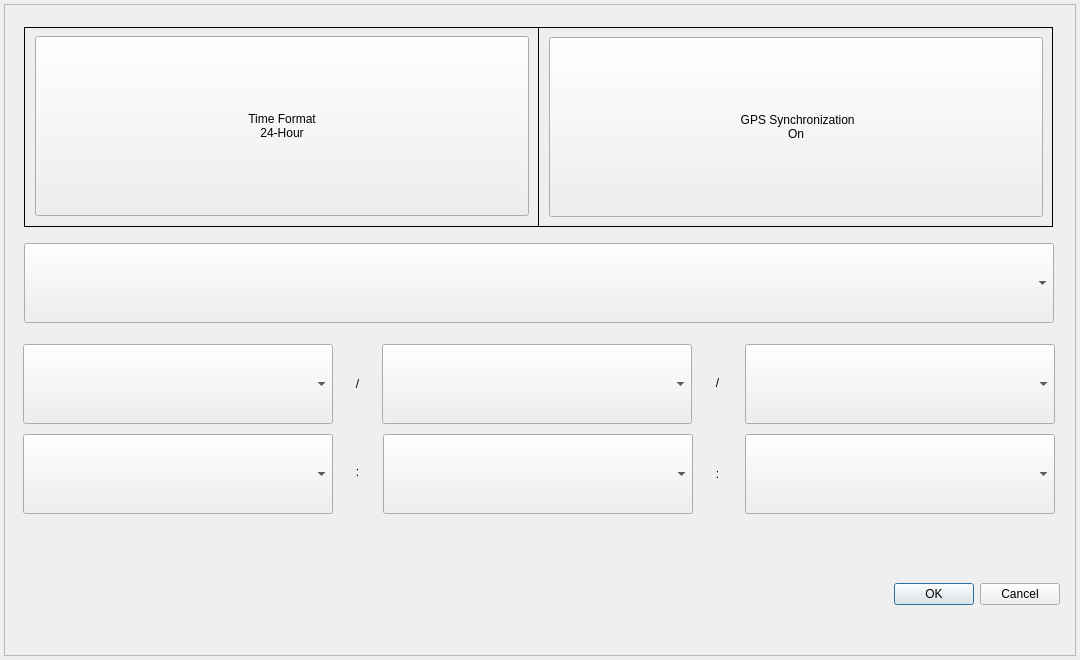
This is gui/mainwidget/src/dvrsetup/system/datetime/setdatetimedialog.ui in yjsin-emastec/neptune as Qt 5 draws it before an edit. The edited form follows.
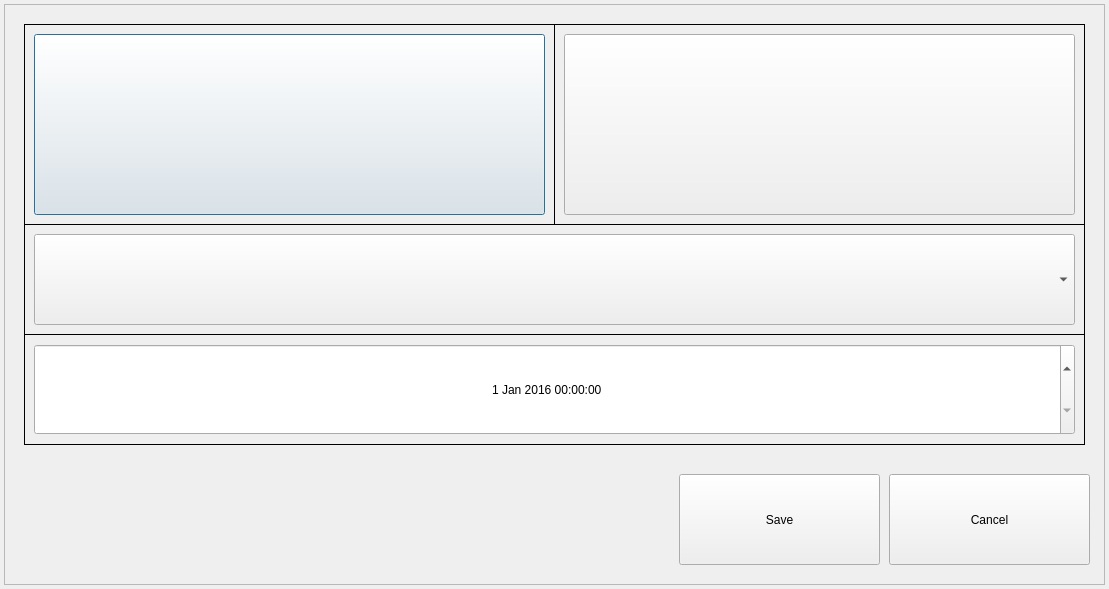
This is the edited form.

Commit message: Modify date/time input method in setDateTimeDialog 원인 - 항목마다 콤보박스를 사용하여 날짜 시간 변경 시 눌러야하는 버튼이 많아 불편 내용 - 날짜/시간 입력 방법을 콤보박스에서 날짜시간편집기로 수정

```diff
--- a/gui/mainwidget/src/dvrsetup/system/datetime/setdatetimedialog.ui
+++ b/gui/mainwidget/src/dvrsetup/system/datetime/setdatetimedialog.ui
@@ -6,14 +6,14 @@
    <rect>
     <x>0</x>
     <y>0</y>
-    <width>1080</width>
-    <height>660</height>
+    <width>1109</width>
+    <height>589</height>
    </rect>
   </property>
   <property name="maximumSize">
    <size>
-    <width>1092</width>
-    <height>902</height>
+    <width>16777215</width>
+    <height>16777215</height>
    </size>
   </property>
   <property name="windowTitle">
@@ -24,8 +24,8 @@
     <rect>
      <x>4</x>
      <y>4</y>
-     <width>1072</width>
-     <height>652</height>
+     <width>1101</width>
+     <height>581</height>
     </rect>
    </property>
    <property name="sizePolicy">
@@ -36,8 +36,8 @@
    </property>
    <property name="minimumSize">
     <size>
-     <width>872</width>
-     <height>652</height>
+     <width>0</width>
+     <height>0</height>
     </size>
    </property>
    <property name="frameShape">
@@ -46,54 +46,13 @@
    <property name="frameShadow">
     <enum>QFrame::Raised</enum>
    </property>
-   <widget class="QDialogButtonBox" name="buttonBox">
-    <property name="geometry">
-     <rect>
-      <x>646</x>
-      <y>540</y>
-      <width>410</width>
-      <height>100</height>
-     </rect>
-    </property>
-    <property name="minimumSize">
-     <size>
-      <width>0</width>
-      <height>32</height>
-     </size>
-    </property>
-    <property name="standardButtons">
-     <set>QDialogButtonBox::Cancel|QDialogButtonBox::Ok</set>
-    </property>
-   </widget>
-   <widget class="QComboBox" name="comboBoxTime_4">
-    <property name="geometry">
-     <rect>
-      <x>19</x>
-      <y>430</y>
-      <width>310</width>
-      <height>80</height>
-     </rect>
-    </property>
-    <property name="minimumSize">
-     <size>
-      <width>310</width>
-      <height>80</height>
-     </size>
-    </property>
-    <property name="maximumSize">
-     <size>
-      <width>310</width>
-      <height>80</height>
-     </size>
-    </property>
-   </widget>
    <widget class="QComboBox" name="comboBoxTimeZone">
     <property name="geometry">
      <rect>
-      <x>20</x>
-      <y>239</y>
-      <width>1030</width>
-      <height>80</height>
+      <x>30</x>
+      <y>230</y>
+      <width>1041</width>
+      <height>91</height>
      </rect>
     </property>
     <property name="sizePolicy">
@@ -104,333 +63,190 @@
     </property>
     <property name="minimumSize">
      <size>
-      <width>110</width>
-      <height>80</height>
+      <width>0</width>
+      <height>0</height>
      </size>
     </property>
     <property name="maximumSize">
      <size>
       <width>16777215</width>
-      <height>80</height>
+      <height>16777215</height>
      </size>
     </property>
-   </widget>
-   <widget class="QComboBox" name="comboBoxTime_1">
-    <property name="geometry">
-     <rect>
-      <x>19</x>
-      <y>340</y>
-      <width>310</width>
-      <height>80</height>
-     </rect>
-    </property>
-    <property name="sizePolicy">
-     <sizepolicy hsizetype="Expanding" vsizetype="Expanding">
-      <horstretch>0</horstretch>
-      <verstretch>0</verstretch>
-     </sizepolicy>
-    </property>
-    <property name="minimumSize">
-     <size>
-      <width>310</width>
-      <height>80</height>
-     </size>
-    </property>
-    <property name="maximumSize">
-     <size>
-      <width>310</width>
-      <height>80</height>
-     </size>
-    </property>
-   </widget>
-   <widget class="QLabel" name="labelTime_1">
-    <property name="geometry">
-     <rect>
-      <x>341</x>
-      <y>340</y>
-      <width>25</width>
-      <height>80</height>
-     </rect>
-    </property>
-    <property name="sizePolicy">
-     <sizepolicy hsizetype="Fixed" vsizetype="Preferred">
-      <horstretch>0</horstretch>
-      <verstretch>0</verstretch>
-     </sizepolicy>
-    </property>
-    <property name="minimumSize">
-     <size>
-      <width>25</width>
-      <height>0</height>
-     </size>
-    </property>
-    <property name="maximumSize">
-     <size>
-      <width>25</width>
-      <height>80</height>
-     </size>
-    </property>
-    <property name="text">
-     <string>/</string>
-    </property>
-    <property name="alignment">
-     <set>Qt::AlignCenter</set>
-    </property>
-   </widget>
-   <widget class="QComboBox" name="comboBoxTime_5">
-    <property name="geometry">
-     <rect>
-      <x>379</x>
-      <y>430</y>
-      <width>310</width>
-      <height>80</height>
-     </rect>
-    </property>
-    <property name="minimumSize">
-     <size>
-      <width>310</width>
-      <height>80</height>
-     </size>
-    </property>
-    <property name="maximumSize">
-     <size>
-      <width>310</width>
-      <height>80</height>
-     </size>
-    </property>
-   </widget>
-   <widget class="QComboBox" name="comboBoxTime_2">
-    <property name="geometry">
-     <rect>
-      <x>378</x>
-      <y>340</y>
-      <width>310</width>
-      <height>80</height>
-     </rect>
-    </property>
-    <property name="minimumSize">
-     <size>
-      <width>310</width>
-      <height>80</height>
-     </size>
-    </property>
-    <property name="maximumSize">
-     <size>
-      <width>310</width>
-      <height>80</height>
-     </size>
-    </property>
-   </widget>
-   <widget class="QComboBox" name="comboBoxTime_3">
-    <property name="geometry">
-     <rect>
-      <x>741</x>
-      <y>340</y>
-      <width>310</width>
-      <height>80</height>
-     </rect>
-    </property>
-    <property name="minimumSize">
-     <size>
-      <width>310</width>
-      <height>80</height>
-     </size>
-    </property>
-    <property name="maximumSize">
-     <size>
-      <width>310</width>
-      <height>80</height>
-     </size>
-    </property>
-   </widget>
-   <widget class="QComboBox" name="comboBoxTime_6">
-    <property name="geometry">
-     <rect>
-      <x>741</x>
-      <y>430</y>
-      <width>310</width>
-      <height>80</height>
-     </rect>
-    </property>
-    <property name="minimumSize">
-     <size>
-      <width>310</width>
-      <height>80</height>
-     </size>
-    </property>
-    <property name="maximumSize">
-     <size>
-      <width>310</width>
-      <height>80</height>
-     </size>
-    </property>
-   </widget>
-   <widget class="QLabel" name="labelTime_3">
-    <property name="geometry">
-     <rect>
-      <x>701</x>
-      <y>430</y>
-      <width>25</width>
-      <height>80</height>
-     </rect>
-    </property>
-    <property name="sizePolicy">
-     <sizepolicy hsizetype="Fixed" vsizetype="Preferred">
-      <horstretch>0</horstretch>
-      <verstretch>0</verstretch>
-     </sizepolicy>
-    </property>
-    <property name="minimumSize">
-     <size>
-      <width>25</width>
-      <height>0</height>
-     </size>
-    </property>
-    <property name="maximumSize">
-     <size>
-      <width>25</width>
-      <height>80</height>
-     </size>
-    </property>
-    <property name="text">
-     <string>:</string>
-    </property>
-    <property name="alignment">
-     <set>Qt::AlignCenter</set>
-    </property>
-   </widget>
-   <widget class="QLabel" name="labelTime_4">
-    <property name="geometry">
-     <rect>
-      <x>341</x>
-      <y>428</y>
-      <width>25</width>
-      <height>80</height>
-     </rect>
-    </property>
-    <property name="sizePolicy">
-     <sizepolicy hsizetype="Fixed" vsizetype="Preferred">
-      <horstretch>0</horstretch>
-      <verstretch>0</verstretch>
-     </sizepolicy>
-    </property>
-    <property name="minimumSize">
-     <size>
-      <width>25</width>
-      <height>0</height>
-     </size>
-    </property>
-    <property name="maximumSize">
-     <size>
-      <width>25</width>
-      <height>80</height>
-     </size>
-    </property>
-    <property name="text">
-     <string>:</string>
-    </property>
-    <property name="alignment">
-     <set>Qt::AlignCenter</set>
-    </property>
-   </widget>
-   <widget class="QLabel" name="labelTime_2">
-    <property name="geometry">
-     <rect>
-      <x>701</x>
-      <y>339</y>
-      <width>25</width>
-      <height>80</height>
-     </rect>
-    </property>
-    <property name="sizePolicy">
-     <sizepolicy hsizetype="Fixed" vsizetype="Preferred">
-      <horstretch>0</horstretch>
-      <verstretch>0</verstretch>
-     </sizepolicy>
-    </property>
-    <property name="minimumSize">
-     <size>
-      <width>25</width>
-      <height>0</height>
-     </size>
-    </property>
-    <property name="maximumSize">
-     <size>
-      <width>25</width>
-      <height>80</height>
-     </size>
-    </property>
-    <property name="text">
-     <string>/</string>
-    </property>
-    <property name="alignment">
-     <set>Qt::AlignCenter</set>
-    </property>
-   </widget>
-   <widget class="QLabel" name="label">
-    <property name="geometry">
-     <rect>
-      <x>20</x>
-      <y>23</y>
-      <width>515</width>
-      <height>200</height>
-     </rect>
-    </property>
-    <property name="frameShape">
-     <enum>QFrame::Box</enum>
-    </property>
-    <property name="text">
-     <string/>
-    </property>
-   </widget>
-   <widget class="QLabel" name="label_2">
-    <property name="geometry">
-     <rect>
-      <x>534</x>
-      <y>23</y>
-      <width>515</width>
-      <height>200</height>
-     </rect>
-    </property>
-    <property name="frameShape">
-     <enum>QFrame::Box</enum>
-    </property>
-    <property name="text">
-     <string/>
+    <property name="focusPolicy">
+     <enum>Qt::StrongFocus</enum>
     </property>
    </widget>
    <widget class="QPushButton" name="buttonTimeFormat">
     <property name="geometry">
      <rect>
-      <x>31</x>
-      <y>32</y>
-      <width>494</width>
-      <height>180</height>
+      <x>30</x>
+      <y>30</y>
+      <width>511</width>
+      <height>181</height>
      </rect>
     </property>
     <property name="text">
-     <string>Time Format
-24-Hour</string>
+     <string/>
     </property>
    </widget>
    <widget class="QPushButton" name="buttonGpsSync">
     <property name="geometry">
      <rect>
-      <x>545</x>
-      <y>33</y>
-      <width>494</width>
-      <height>180</height>
+      <x>560</x>
+      <y>30</y>
+      <width>511</width>
+      <height>181</height>
      </rect>
     </property>
     <property name="text">
-     <string> GPS Synchronization
-On</string>
+     <string/>
     </property>
    </widget>
-   <zorder>label_2</zorder>
-   <zorder>label</zorder>
-   <zorder>buttonBox</zorder>
-   <zorder>comboBoxTime_4</zorder>
+   <widget class="QDateTimeEdit" name="dateTimeEdit">
+    <property name="geometry">
+     <rect>
+      <x>30</x>
+      <y>340</y>
+      <width>1041</width>
+      <height>91</height>
+     </rect>
+    </property>
+    <property name="focusPolicy">
+     <enum>Qt::StrongFocus</enum>
+    </property>
+    <property name="alignment">
+     <set>Qt::AlignCenter</set>
+    </property>
+    <property name="buttonSymbols">
+     <enum>QAbstractSpinBox::UpDownArrows</enum>
+    </property>
+    <property name="maximumDateTime">
+     <datetime>
+      <hour>11</hour>
+      <minute>59</minute>
+      <second>59</second>
+      <year>2037</year>
+      <month>12</month>
+      <day>31</day>
+     </datetime>
+    </property>
+    <property name="maximumDate">
+     <date>
+      <year>2037</year>
+      <month>12</month>
+      <day>31</day>
+     </date>
+    </property>
+    <property name="minimumDate">
+     <date>
+      <year>2016</year>
+      <month>1</month>
+      <day>1</day>
+     </date>
+    </property>
+    <property name="maximumTime">
+     <time>
+      <hour>11</hour>
+      <minute>59</minute>
+      <second>59</second>
+     </time>
+    </property>
+   </widget>
+   <widget class="QPushButton" name="buttonSave">
+    <property name="geometry">
+     <rect>
+      <x>675</x>
+      <y>470</y>
+      <width>201</width>
+      <height>91</height>
+     </rect>
+    </property>
+    <property name="text">
+     <string>Save</string>
+    </property>
+   </widget>
+   <widget class="QPushButton" name="buttonClose">
+    <property name="geometry">
+     <rect>
+      <x>885</x>
+      <y>470</y>
+      <width>201</width>
+      <height>91</height>
+     </rect>
+    </property>
+    <property name="text">
+     <string>Cancel</string>
+    </property>
+   </widget>
+   <widget class="QLabel" name="labelSystemTimeBorder">
+    <property name="geometry">
+     <rect>
+      <x>20</x>
+      <y>330</y>
+      <width>1061</width>
+      <height>111</height>
+     </rect>
+    </property>
+    <property name="frameShape">
+     <enum>QFrame::Box</enum>
+    </property>
+    <property name="text">
+     <string/>
+    </property>
+   </widget>
+   <widget class="QLabel" name="labelTimeFormatBorder">
+    <property name="geometry">
+     <rect>
+      <x>20</x>
+      <y>20</y>
+      <width>531</width>
+      <height>201</height>
+     </rect>
+    </property>
+    <property name="frameShape">
+     <enum>QFrame::Box</enum>
+    </property>
+    <property name="text">
+     <string/>
+    </property>
+   </widget>
+   <widget class="QLabel" name="labelGpsSyncBorder">
+    <property name="geometry">
+     <rect>
+      <x>550</x>
+      <y>20</y>
+      <width>531</width>
+      <height>201</height>
+     </rect>
+    </property>
+    <property name="frameShape">
+     <enum>QFrame::Box</enum>
+    </property>
+    <property name="text">
+     <string/>
+    </property>
+   </widget>
+   <widget class="QLabel" name="labelTimeZoneBorder">
+    <property name="geometry">
+     <rect>
+      <x>20</x>
+      <y>220</y>
+      <width>1061</width>
+      <height>111</height>
+     </rect>
+    </property>
+    <property name="frameShape">
+     <enum>QFrame::Box</enum>
+    </property>
+    <property name="text">
+     <string/>
+    </property>
+   </widget>
+   <zorder>labelTimeZoneBorder</zorder>
+   <zorder>labelGpsSyncBorder</zorder>
+   <zorder>labelTimeFormatBorder</zorder>
+   <zorder>labelSystemTimeBorder</zorder>
    <zorder>comboBoxTimeZone</zorder>
    <zorder>comboBoxTime_1</zorder>
    <zorder>labelTime_1</zorder>
```
Left out of the diff: 18 changed lines with no effect on the pictures. The commit also changes 19 other files.
